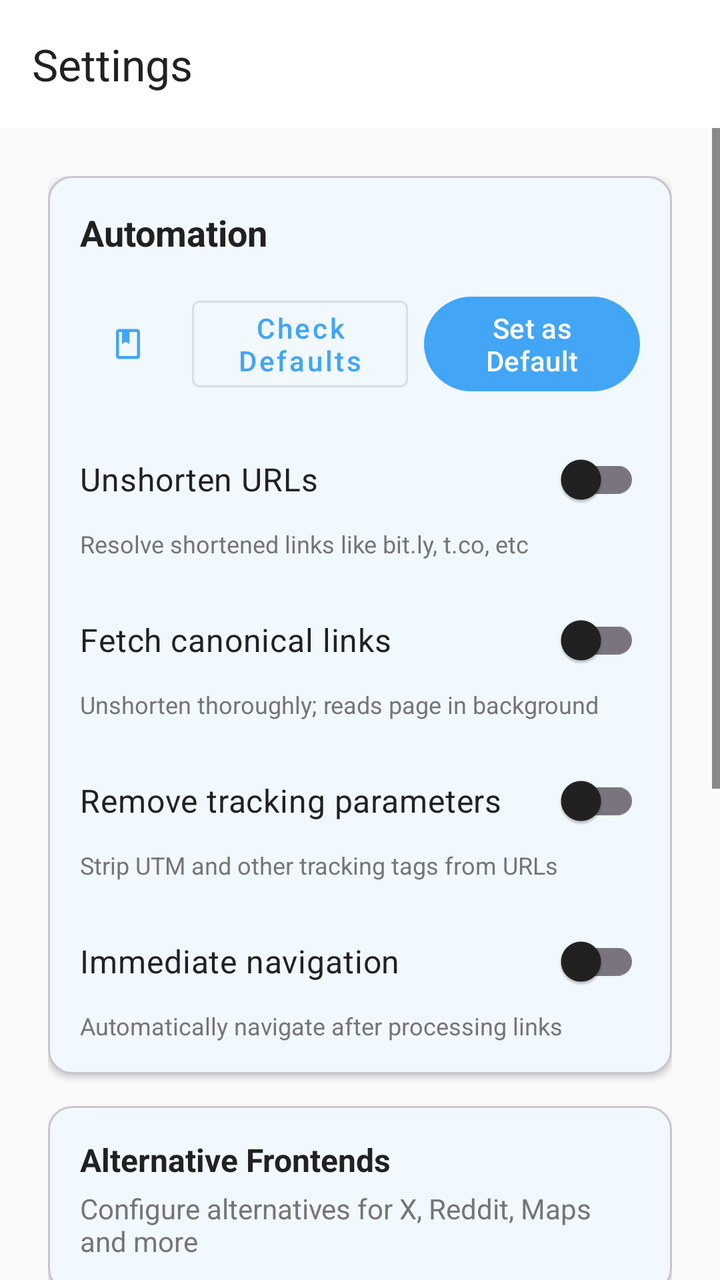
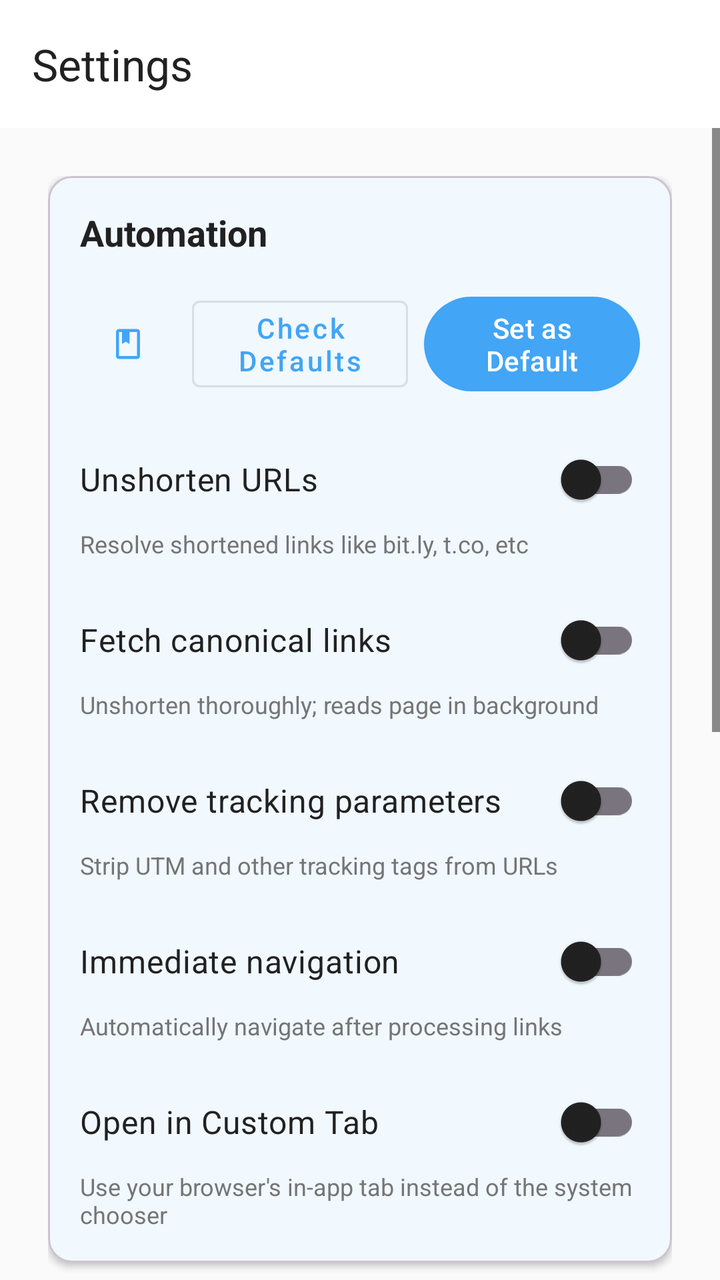

Two renders of the same Android screen: before a commit and after it. Below are the layout's source before the change and the commit's diff.
<!-- AndroidManifest.xml: application theme Theme.Sidestep -->
<!-- res/layout/activity_settings_custom.xml -->
<?xml version="1.0" encoding="utf-8"?>
<LinearLayout xmlns:android="http://schemas.android.com/apk/res/android"
    xmlns:app="http://schemas.android.com/apk/res-auto"
    android:id="@+id/settingsRoot"
    android:layout_width="match_parent"
    android:layout_height="match_parent"
    android:orientation="vertical">

    <com.google.android.material.appbar.MaterialToolbar
        android:id="@+id/settingsToolbar"
        android:layout_width="match_parent"
        android:layout_height="wrap_content"
        android:background="?attr/colorSurface"
        app:title="@string/settings_title"
        app:titleTextColor="?android:attr/textColorPrimary"
        app:elevation="4dp"/>

    <ScrollView
        android:id="@+id/settingsScrollView"
        android:layout_width="match_parent"
        android:layout_height="0dp"
        android:layout_weight="1">

    <LinearLayout
        android:layout_width="match_parent"
        android:layout_height="wrap_content"
        android:orientation="vertical"
        android:padding="24dp">

        
        <com.google.android.material.card.MaterialCardView
            android:layout_width="match_parent"
            android:layout_height="wrap_content"
            app:cardCornerRadius="12dp"
            app:cardElevation="2dp"
            app:cardBackgroundColor="?attr/colorSurface"
            android:layout_marginBottom="16dp">
            
            <LinearLayout
                android:layout_width="match_parent"
                android:layout_height="wrap_content"
                android:orientation="vertical"
                android:padding="16dp">
                
                <TextView
                    android:layout_width="match_parent"
                    android:layout_height="wrap_content"
                    android:text="@string/automation_title"
                    android:textSize="18sp"
                    android:textStyle="bold"
                    android:textColor="?android:attr/textColorPrimary"
                    android:layout_marginBottom="16dp"/>

                <LinearLayout
                    android:layout_width="match_parent"
                    android:layout_height="wrap_content"
                    android:orientation="horizontal"
                    android:gravity="center_vertical">
                    
                    <com.google.android.material.button.MaterialButton
                        android:id="@+id/btnSettingsQuickGuide"
                        style="@style/Widget.MaterialComponents.Button.TextButton"
                        android:layout_width="48dp"
                        android:layout_height="48dp"
                        app:icon="@drawable/ic_book"
                        app:iconPadding="0dp"
                        app:iconGravity="textStart"
                        android:layout_marginEnd="8dp"
                        android:padding="0dp"
                        android:insetLeft="0dp"
                        android:insetRight="0dp"
                        android:insetTop="0dp"
                        android:insetBottom="0dp"/>

                    <com.google.android.material.button.MaterialButton
                        android:id="@+id/btnSettingsCheckStatus"
                        style="@style/Widget.MaterialComponents.Button.OutlinedButton"
                        android:layout_width="0dp"
                        android:layout_weight="1"
                        android:layout_height="wrap_content"
                        android:text="@string/btn_check_defaults"
                        android:layout_marginEnd="8dp"
                        android:textAllCaps="false"/>

                    <com.google.android.material.button.MaterialButton
                        android:id="@+id/btnSettingsSetDefault"
                        android:layout_width="0dp"
                        android:layout_weight="1"
                        android:layout_height="wrap_content"
                        android:text="@string/btn_set_default"
                        android:textAllCaps="false"/>
                </LinearLayout>


                <com.google.android.material.switchmaterial.SwitchMaterial
                    android:id="@+id/switchUnshortenUrls"
                    android:layout_width="match_parent"
                    android:layout_height="wrap_content"
                    android:layout_marginTop="16dp"
                    android:text="@string/unshorten_urls_title"
                    android:textColor="?android:attr/textColorPrimary"
                    android:textSize="16sp" />

                <TextView
                    android:layout_width="match_parent"
                    android:layout_height="wrap_content"
                    android:text="@string/unshorten_urls_desc"
                    android:textColor="?android:attr/textColorSecondary"
                    android:textSize="12sp" />

                <com.google.android.material.switchmaterial.SwitchMaterial
                    android:id="@+id/switchResolveHtml"
                    android:layout_width="match_parent"
                    android:layout_height="wrap_content"
                    android:layout_marginTop="16dp"
                    android:text="@string/resolve_html_title"
                    android:textColor="?android:attr/textColorPrimary"
                    android:textSize="16sp" />

                <TextView
                    android:layout_width="match_parent"
                    android:layout_height="wrap_content"
                    android:text="@string/resolve_html_desc"
                    android:textColor="?android:attr/textColorSecondary"
                    android:textSize="12sp" />

                <com.google.android.material.switchmaterial.SwitchMaterial
                    android:id="@+id/switchRemoveTracking"
                    android:layout_width="match_parent"
                    android:layout_height="wrap_content"
                    android:layout_marginTop="16dp"
                    android:text="@string/remove_tracking_title"
                    android:textColor="?android:attr/textColorPrimary"
                    android:textSize="16sp" />

                <TextView
                    android:layout_width="match_parent"
                    android:layout_height="wrap_content"
                    android:text="@string/remove_tracking_desc"
                    android:textColor="?android:attr/textColorSecondary"
                    android:textSize="12sp" />

                <com.google.android.material.switchmaterial.SwitchMaterial
                    android:id="@+id/switchImmediateNavigation"
                    android:layout_width="match_parent"
                    android:layout_height="wrap_content"
                    android:layout_marginTop="16dp"
                    android:text="@string/immediate_navigation_title"
                    android:textColor="?android:attr/textColorPrimary"
                    android:textSize="16sp" />

                <TextView
                    android:layout_width="match_parent"
                    android:layout_height="wrap_content"
                    android:text="@string/immediate_navigation_desc"
                    android:textColor="?android:attr/textColorSecondary"
                    android:textSize="12sp" />
            </LinearLayout>
        </com.google.android.material.card.MaterialCardView>


        
        <com.google.android.material.card.MaterialCardView
            android:id="@+id/btnNavigateFrontends"
            android:layout_width="match_parent"
            android:layout_height="wrap_content"
            app:cardCornerRadius="12dp"
            app:cardElevation="2dp"
            app:cardBackgroundColor="?attr/colorSurface"
            android:layout_marginBottom="12dp"
            android:clickable="true"
            android:focusable="true"
            android:foreground="?attr/selectableItemBackground">
            
            <LinearLayout
                android:layout_width="match_parent"
                android:layout_height="wrap_content"
                android:orientation="vertical"
                android:padding="16dp">
                
                <TextView
                    android:layout_width="match_parent"
                    android:layout_height="wrap_content"
                    android:text="Alternative Frontends"
                    android:textSize="16sp"
                    android:textStyle="bold"
                    android:textColor="?android:attr/textColorPrimary"
                    android:layout_marginBottom="4dp"/>
                
                <TextView
                    android:layout_width="match_parent"
                    android:layout_height="wrap_content"
                    android:text="Configure alternatives for X, Reddit, Maps and more"
                    android:textSize="14sp"
                    android:textColor="?android:attr/textColorSecondary"/>
            </LinearLayout>
        </com.google.android.material.card.MaterialCardView>

        
        <com.google.android.material.card.MaterialCardView
            android:id="@+id/btnNavigateRedirects"
            android:layout_width="match_parent"
            android:layout_height="wrap_content"
            app:cardCornerRadius="12dp"
            app:cardElevation="2dp"
            app:cardBackgroundColor="?attr/colorSurface"
            android:layout_marginBottom="12dp"
            android:clickable="true"
            android:focusable="true"
            android:foreground="?attr/selectableItemBackground">
            
            <LinearLayout
                android:layout_width="match_parent"
                android:layout_height="wrap_content"
                android:orientation="vertical"
                android:padding="16dp">
                
                <TextView
                    android:layout_width="match_parent"
                    android:layout_height="wrap_content"
                    android:text="Custom Redirects"
                    android:textSize="16sp"
                    android:textStyle="bold"
                    android:textColor="?android:attr/textColorPrimary"
                    android:layout_marginBottom="4dp"/>
                
                <TextView
                    android:layout_width="match_parent"
                    android:layout_height="wrap_content"
                    android:text="Create custom redirection rules for any domain"
                    android:textSize="14sp"
                    android:textColor="?android:attr/textColorSecondary"/>
            </LinearLayout>
        </com.google.android.material.card.MaterialCardView>

        
        <com.google.android.material.card.MaterialCardView
            android:id="@+id/btnNavigatePrivacy"
            android:layout_width="match_parent"
            android:layout_height="wrap_content"
            app:cardCornerRadius="12dp"
            app:cardElevation="2dp"
            app:cardBackgroundColor="?attr/colorSurface"
            android:layout_marginBottom="12dp"
            android:clickable="true"
            android:focusable="true"
            android:foreground="?attr/selectableItemBackground">
            
            <LinearLayout
                android:layout_width="match_parent"
                android:layout_height="wrap_content"
                android:orientation="vertical"
                android:padding="16dp">
                
                <TextView
                    android:layout_width="match_parent"
                    android:layout_height="wrap_content"
                    android:text="History &amp; Previews"
                    android:textSize="16sp"
                    android:textStyle="bold"
                    android:textColor="?android:attr/textColorPrimary"
                    android:layout_marginBottom="4dp"/>
                
                <TextView
                    android:layout_width="match_parent"
                    android:layout_height="wrap_content"
                    android:text="Manage history retention and preview settings"
                    android:textSize="14sp"
                    android:textColor="?android:attr/textColorSecondary"/>
            </LinearLayout>
        </com.google.android.material.card.MaterialCardView>

        
        <com.google.android.material.card.MaterialCardView
            android:id="@+id/btnNavigateDisplay"
            android:layout_width="match_parent"
            android:layout_height="wrap_content"
            app:cardCornerRadius="12dp"
            app:cardElevation="2dp"
            app:cardBackgroundColor="?attr/colorSurface"
            android:layout_marginBottom="12dp"
            android:clickable="true"
            android:focusable="true"
            android:foreground="?attr/selectableItemBackground">
            
            <LinearLayout
                android:layout_width="match_parent"
                android:layout_height="wrap_content"
                android:orientation="vertical"
                android:padding="16dp">
                
                <TextView
                    android:layout_width="match_parent"
                    android:layout_height="wrap_content"
                    android:text="Display"
                    android:textSize="16sp"
                    android:textStyle="bold"
                    android:textColor="?android:attr/textColorPrimary"
                    android:layout_marginBottom="4dp"/>
                
                <TextView
                    android:layout_width="match_parent"
                    android:layout_height="wrap_content"
                    android:text="Configure theme and appearance"
                    android:textSize="14sp"
                    android:textColor="?android:attr/textColorSecondary"/>
            </LinearLayout>
        </com.google.android.material.card.MaterialCardView>

        
        <com.google.android.material.button.MaterialButton
            android:id="@+id/btnAbout"
            style="@style/Widget.MaterialComponents.Button.TextButton"
            android:layout_width="wrap_content"
            android:layout_height="wrap_content"
            android:text="@string/about_title"
            android:textColor="?android:attr/textColorSecondary"
            android:layout_gravity="center_horizontal"
            android:layout_marginTop="24dp"
            android:layout_marginBottom="16dp"/>

    </LinearLayout>
</ScrollView>
</LinearLayout>
<!-- resources referenced by this layout -->
<resources>
  <!-- drawable ic_book (drawable) -->
  <vector xmlns:android="http://schemas.android.com/apk/res/android"
      android:width="24dp"
      android:height="24dp"
      android:viewportWidth="24"
      android:viewportHeight="24"
      android:tint="?attr/colorControlNormal">
      <path
          android:fillColor="@android:color/white"
          android:pathData="M18,2L6,2c-1.1,0 -2,0.9 -2,2v16c0,1.1 0.9,2 2,2h12c1.1,0 2,-0.9 2,-2L20,4c0,-1.1 -0.9,-2 -2,-2zM18,20L6,20L6,4h2v8l2.5,-1.5L13,12L13,4h5v16z"/>
  </vector>
  <string name="about_title">About</string>
  <string name="automation_title">Automation</string>
  <string name="btn_check_defaults">Check Defaults</string>
  <string name="btn_set_default">Set as Default</string>
  <string name="immediate_navigation_desc">Automatically navigate after processing links</string>
  <string name="immediate_navigation_title">Immediate navigation</string>
  <string name="remove_tracking_desc">Strip UTM and other tracking tags from URLs</string>
  <string name="remove_tracking_title">Remove tracking parameters</string>
  <string name="resolve_html_desc">Unshorten thoroughly; reads page in background</string>
  <string name="resolve_html_title">Fetch canonical links</string>
  <string name="settings_title">Settings</string>
  <string name="unshorten_urls_desc">Resolve shortened links like bit.ly, t.co, etc</string>
  <string name="unshorten_urls_title">Unshorten URLs</string>
  <style name="Theme.Sidestep" parent="Theme.Material3.DayNight.NoActionBar">
          
          <item name="colorPrimary">@color/brand_blue</item>
          <item name="colorPrimaryVariant">@color/brand_blue_dark</item>
          <item name="colorOnPrimary">@color/white</item>
          
          <item name="colorSecondary">@color/accent_teal</item>
          <item name="colorSecondaryVariant">@color/brand_blue</item>
          <item name="colorOnSecondary">@color/black</item>
          
          <item name="android:statusBarColor">@android:color/transparent</item>
          <item name="android:navigationBarColor">@android:color/transparent</item>
          
          <item name="android:colorBackground">@color/light_background</item>
          <item name="colorSurface">@color/light_surface</item>
          <item name="colorOnSurface">@color/light_text_primary</item>
          <item name="colorOnBackground">@color/light_text_primary</item>
          <item name="android:textColorPrimary">@color/light_text_primary</item>
          <item name="android:textColorSecondary">@color/light_text_secondary</item>
          <item name="colorControlNormal">@color/light_text_primary</item>
          
          
          <item name="popupMenuStyle">@style/MyPopupMenuStyle</item>
      </style>
  <color name="brand_blue">#FF42A5F5</color>
  <color name="brand_blue_dark">#FF1976D2</color>
  <color name="white">#FFFFFFFF</color>
  <color name="accent_teal">#FF00BCD4</color>
  <color name="black">#FF000000</color>
  <color name="light_background">#FFFAFAFA</color>
  <color name="light_surface">#FFFFFFFF</color>
  <color name="light_text_primary">#FF212121</color>
  <color name="light_text_secondary">#FF757575</color>
  <style name="MyPopupMenuStyle" parent="Widget.AppCompat.PopupMenu">
          <item name="android:minWidth">72dp</item>
      </style>
</resources>

<!-- the commit's change to res/layout/activity_settings_custom.xml (unified diff, before → after) -->
@@ -155,6 +155,22 @@
                     android:text="@string/immediate_navigation_desc"
                     android:textColor="?android:attr/textColorSecondary"
                     android:textSize="12sp" />
+
+                <com.google.android.material.switchmaterial.SwitchMaterial
+                    android:id="@+id/switchCustomTabs"
+                    android:layout_width="match_parent"
+                    android:layout_height="wrap_content"
+                    android:layout_marginTop="16dp"
+                    android:text="@string/custom_tabs_title"
+                    android:textColor="?android:attr/textColorPrimary"
+                    android:textSize="16sp" />
+
+                <TextView
+                    android:layout_width="match_parent"
+                    android:layout_height="wrap_content"
+                    android:text="@string/custom_tabs_desc"
+                    android:textColor="?android:attr/textColorSecondary"
+                    android:textSize="12sp" />
             </LinearLayout>
         </com.google.android.material.card.MaterialCardView>
 
@@ -307,17 +323,47 @@
             </LinearLayout>
         </com.google.android.material.card.MaterialCardView>
 
-        
-        <com.google.android.material.button.MaterialButton
-            android:id="@+id/btnAbout"
-            style="@style/Widget.MaterialComponents.Button.TextButton"
+        <LinearLayout
             android:layout_width="wrap_content"
             android:layout_height="wrap_content"
-            android:text="@string/about_title"
-            android:textColor="?android:attr/textColorSecondary"
+            android:orientation="horizontal"
             android:layout_gravity="center_horizontal"
+            android:gravity="center_vertical"
             android:layout_marginTop="24dp"
-            android:layout_marginBottom="16dp"/>
+            android:layout_marginBottom="16dp">
+
+            <com.google.android.material.button.MaterialButton
+                android:id="@+id/btnAbout"
+                style="@style/Widget.MaterialComponents.Button.TextButton"
+                android:layout_width="wrap_content"
+                android:layout_height="wrap_content"
+                android:text="@string/about_title"
+                android:textColor="?android:attr/textColorSecondary"
+                android:padding="0dp"
+                android:minWidth="0dp"
+                android:insetLeft="0dp"
+                android:insetRight="0dp"/>
+
+            <TextView
+                android:layout_width="wrap_content"
+                android:layout_height="wrap_content"
+                android:text="|"
+                android:textColor="?android:attr/textColorSecondary"
+                android:layout_marginStart="8dp"
+                android:layout_marginEnd="8dp"/>
+
+            <com.google.android.material.button.MaterialButton
+                android:id="@+id/btnDonate"
+                style="@style/Widget.MaterialComponents.Button.TextButton"
+                android:layout_width="wrap_content"
+                android:layout_height="wrap_content"
+                android:text="@string/donate_title"
+                android:textColor="?android:attr/textColorSecondary"
+                android:padding="0dp"
+                android:minWidth="0dp"
+                android:insetLeft="0dp"
+                android:insetRight="0dp"/>
+        </LinearLayout>
 
     </LinearLayout>
 </ScrollView>
<!-- resource entries referenced after the edit -->
@@ -15,6 +15,9 @@
   <string name="automation_title">Automation</string>
   <string name="btn_check_defaults">Check Defaults</string>
   <string name="btn_set_default">Set as Default</string>
+  <string name="custom_tabs_desc">Use your browser\'s in-app tab instead of the system chooser</string>
+  <string name="custom_tabs_title">Open in Custom Tab</string>
+  <string name="donate_title">Donate</string>
   <string name="immediate_navigation_desc">Automatically navigate after processing links</string>
   <string name="immediate_navigation_title">Immediate navigation</string>
   <string name="remove_tracking_desc">Strip UTM and other tracking tags from URLs</string>
